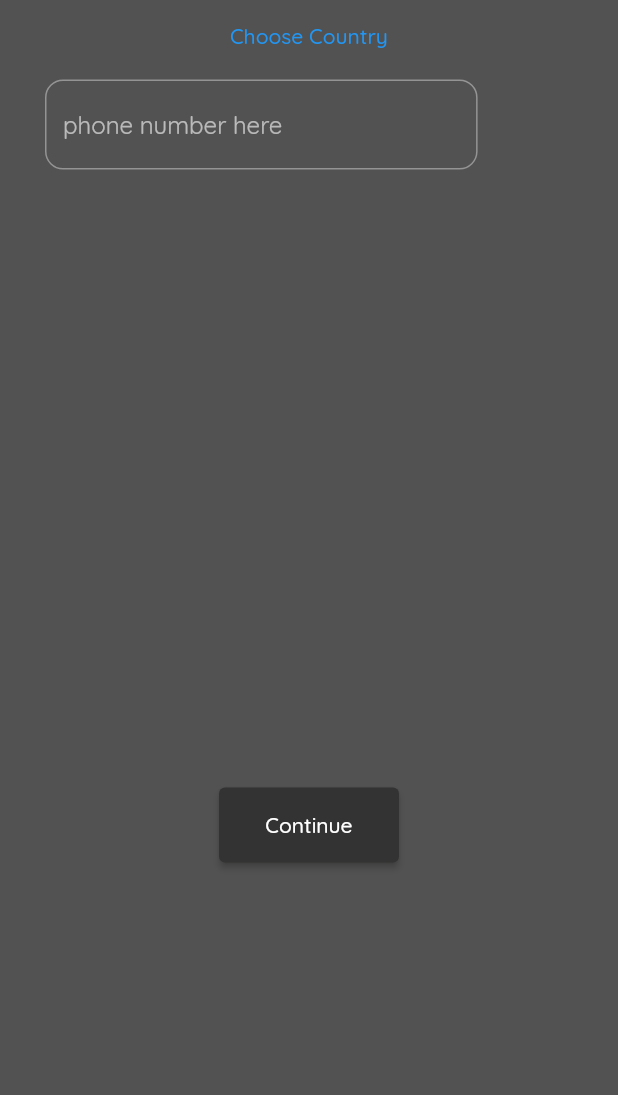
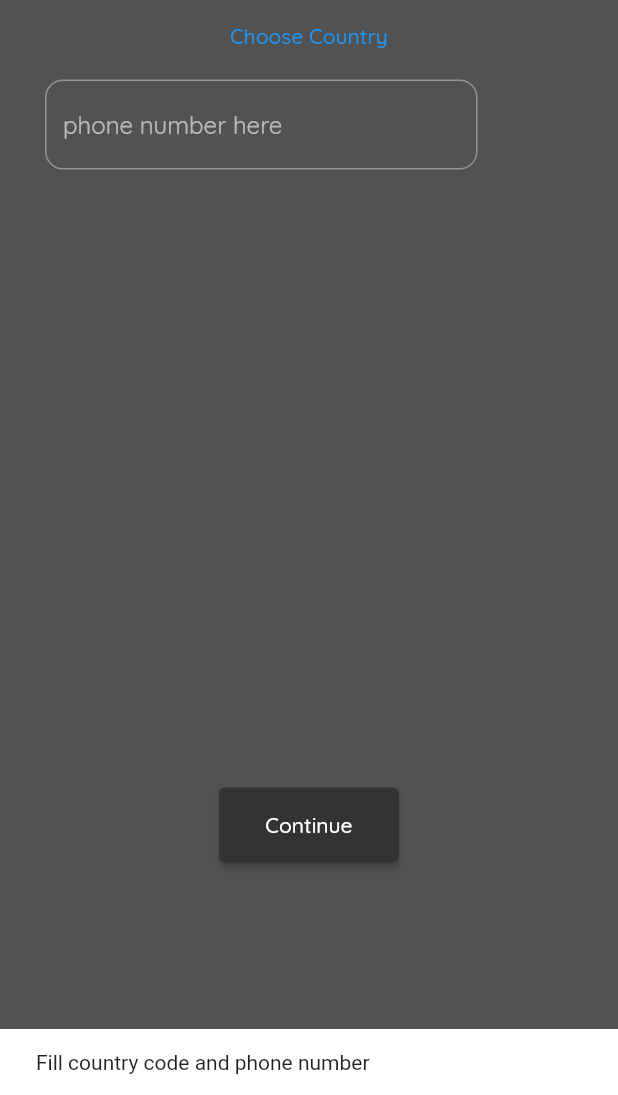
Before and after one commit to Sharathk1999/ChatterBox, a Flutter app: the LoginScreen screen opened by its route, after a tap on "Continue", on a phone screen of 412 x 824 dp, the part 141-1236 px from its top. Run offline on Flutter 3.47's test engine with Material 2 defaults, Android fonts, the phone set to English and light mode, and no system bars; our stand-ins replace cloud_firestore, country_picker, firebase_auth, firebase_core, flutter_riverpod, google_fonts and 1 more; accounts and stored records are empty.

Commit message:
OTP auth completed

```diff
--- /dev/null
+++ b/lib/common/utils/utils.dart
@@ -0,0 +1,9 @@
+import 'package:flutter/material.dart';
+
+void showSnackBar({required BuildContext context, required String content}) {
+  ScaffoldMessenger.of(context).showSnackBar(
+    SnackBar(
+      content: Text(content),
+    ),
+  );
+}
--- a/lib/features/auth/screens/login_screen.dart
+++ b/lib/features/auth/screens/login_screen.dart
@@ -1,17 +1,20 @@
 import 'package:chatterbox/colors.dart';
 import 'package:chatterbox/common/custom_button.dart';
+import 'package:chatterbox/common/utils/utils.dart';
+import 'package:chatterbox/features/auth/repository/auth_repository.dart';
 import 'package:country_picker/country_picker.dart';
 import 'package:flutter/material.dart';
+import 'package:flutter_riverpod/flutter_riverpod.dart';
 
-class LoginScreen extends StatefulWidget {
+class LoginScreen extends ConsumerStatefulWidget {
   static const routeName = '/login-screen';
   const LoginScreen({super.key});
 
   @override
-  State<LoginScreen> createState() => _LoginScreenState();
+  ConsumerState<LoginScreen> createState() => _LoginScreenState();
 }
 
-class _LoginScreenState extends State<LoginScreen> {
+class _LoginScreenState extends ConsumerState<LoginScreen> {
   final phoneController = TextEditingController();
   Country? country;
 
@@ -24,18 +27,31 @@ class _LoginScreenState extends State<LoginScreen> {
   void pickCountry() {
     showCountryPicker(
       context: context,
-      countryListTheme:const CountryListThemeData(
+      countryListTheme: const CountryListThemeData(
           backgroundColor: backgroundColor,
+          bottomSheetHeight: 500,
+          searchTextStyle: TextStyle(color: whiteColor),
           textStyle: TextStyle(
             color: whiteColor,
-        )
-      ),
+          )),
       onSelect: (Country _country) {
         setState(() {
           country = _country;
         });
       },
     );
+  }
+
+  void sendPhoneNumber() {
+    String phoneNumber = phoneController.text.trim();
+    if (country != null && phoneNumber.isNotEmpty) {
+      ref
+          .read(authRepositoryProvider)
+          .signInWithPhone(context, '+${country!.phoneCode}$phoneNumber');
+    } else {
+      showSnackBar(
+          context: context, content: 'Fill country code and phone number');
+    }
   }
 
   @override
@@ -69,10 +85,10 @@ class _LoginScreenState extends State<LoginScreen> {
             ),
             Row(
               children: [
-                if(country != null)
+                if (country != null)
                   Text(
                     '+${country!.phoneCode}',
-                  style:const TextStyle(
+                    style: const TextStyle(
                       color: whiteColor,
                     ),
                   ),
@@ -104,7 +120,10 @@ class _LoginScreenState extends State<LoginScreen> {
             ),
             SizedBox(
               width: 120,
-              child: CustomButton(text: 'Continue', onPressed: () {}),
+              child: CustomButton(
+                text: 'Continue',
+                onPressed: sendPhoneNumber,
+              ),
             )
           ],
         ),
--- a/lib/router.dart
+++ b/lib/router.dart
@@ -2,14 +2,31 @@
 
 import 'package:chatterbox/common/error_display.dart';
 import 'package:chatterbox/features/auth/screens/login_screen.dart';
+import 'package:chatterbox/features/auth/screens/otp_screen.dart';
+import 'package:chatterbox/features/auth/screens/user_info_screen.dart';
 import 'package:flutter/material.dart';
 
 Route<dynamic> generateRoute(RouteSettings settings) {
   switch (settings.name) {
     case LoginScreen.routeName:
       return MaterialPageRoute(
-        builder: (context) => const LoginScreen(),
+        builder: (context) =>  LoginScreen(),
       );
+
+      case OTPScreen.routeName:
+              final verficationID = settings.arguments as String;
+      return MaterialPageRoute(
+
+        builder: (context) =>  OTPScreen(
+          verificationID: verficationID,
+        ),
+      );
+
+       case UserInfoScreen.routeName:
+      return MaterialPageRoute(
+        builder: (context) =>const  UserInfoScreen(),
+      );
+
     default:
       return MaterialPageRoute(
         builder: (context) => const Scaffold(
--- a/pubspec.yaml
+++ b/pubspec.yaml
@@ -40,6 +40,8 @@ dependencies:
   firebase_auth: ^4.12.0
   cloud_firestore: ^4.12.0
   country_picker: ^2.0.21
+  flutter_riverpod: ^2.4.4
+
 
 dev_dependencies:
   flutter_test:
```
Also changed, not shown: lib/features/auth/controller/auth_controller.dart (added, +27 -0 lines), lib/features/auth/repository/auth_repository.dart (added, +65 -0 lines), lib/features/auth/screens/otp_screen.dart (added, +77 -0 lines), lib/features/auth/screens/user_info_screen.dart (added, +18 -0 lines), lib/features/landing/screens/landing_screen.dart (+9 -3 lines), lib/main.dart (+8 -6 lines), pubspec.lock. Lines whose indentation alone changed are shown as unchanged.
